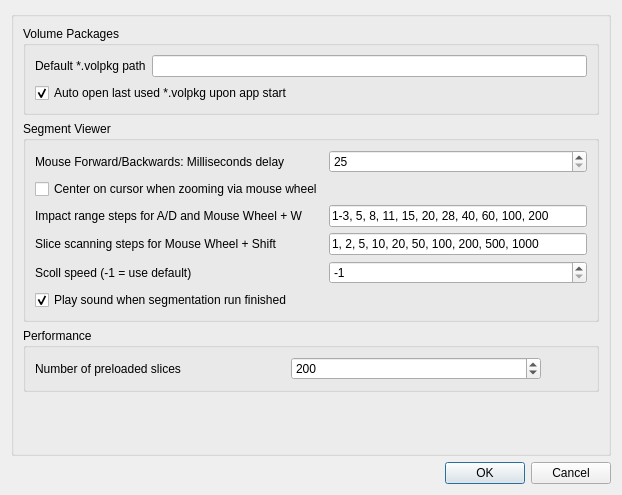
Above: volume-cartographer/apps/VC/VCSettings.ui from SuperOptimizer/villa before the change. Below: the same form after it.
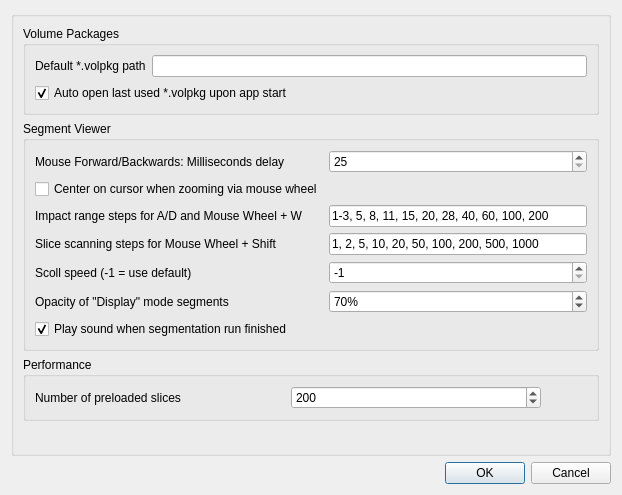
That is the form after the change. Icons and pictures are not drawn.

Commit message: merge `display-semi-transparent` into develop

The edit to the form file:
```diff
--- a/volume-cartographer/apps/VC/VCSettings.ui
+++ b/volume-cartographer/apps/VC/VCSettings.ui
@@ -96,7 +96,30 @@
            </property>
           </widget>
          </item>
+         <item row="5" column="1">
+          <widget class="QSpinBox" name="spinDisplayOpacity">
+           <property name="suffix">
+            <string>%</string>
+           </property>
+           <property name="minimum">
+            <number>1</number>
+           </property>
+           <property name="maximum">
+            <number>100</number>
+           </property>
+           <property name="value">
+            <number>70</number>
+           </property>
+          </widget>
+         </item>
          <item row="5" column="0">
+          <widget class="QLabel" name="label_7">
+           <property name="text">
+            <string>Opacity of &quot;Display&quot; mode segments</string>
+           </property>
+          </widget>
+         </item>
+         <item row="6" column="0">
           <widget class="QCheckBox" name="chkPlaySoundAfterSegRun">
            <property name="text">
             <string>Play sound when segmentation run finished</string>
```
The commit also changes 2 other files.
